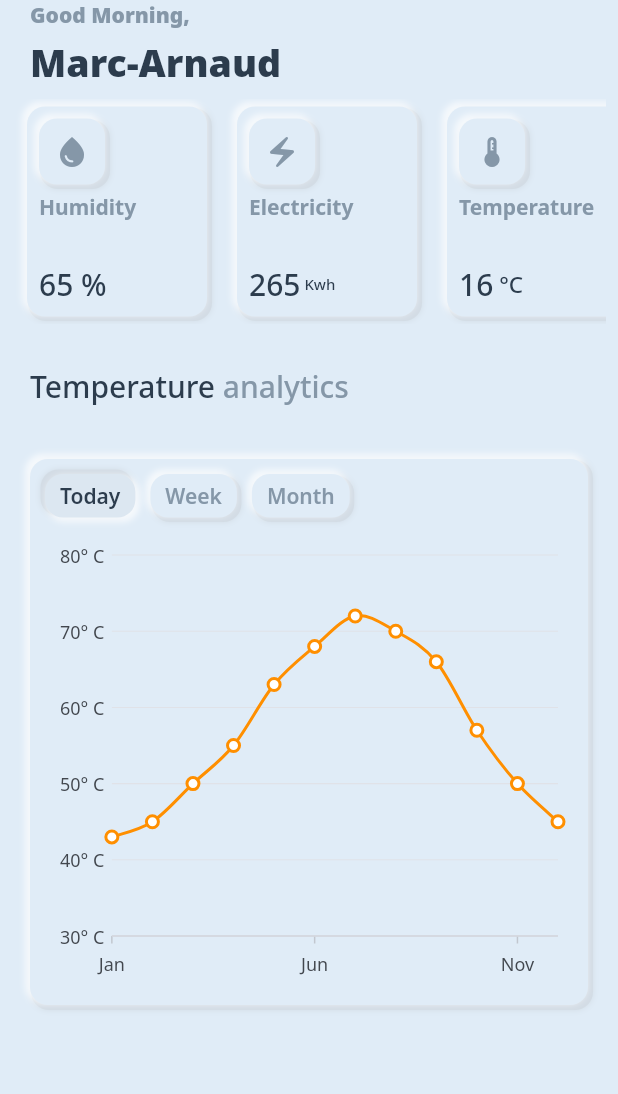
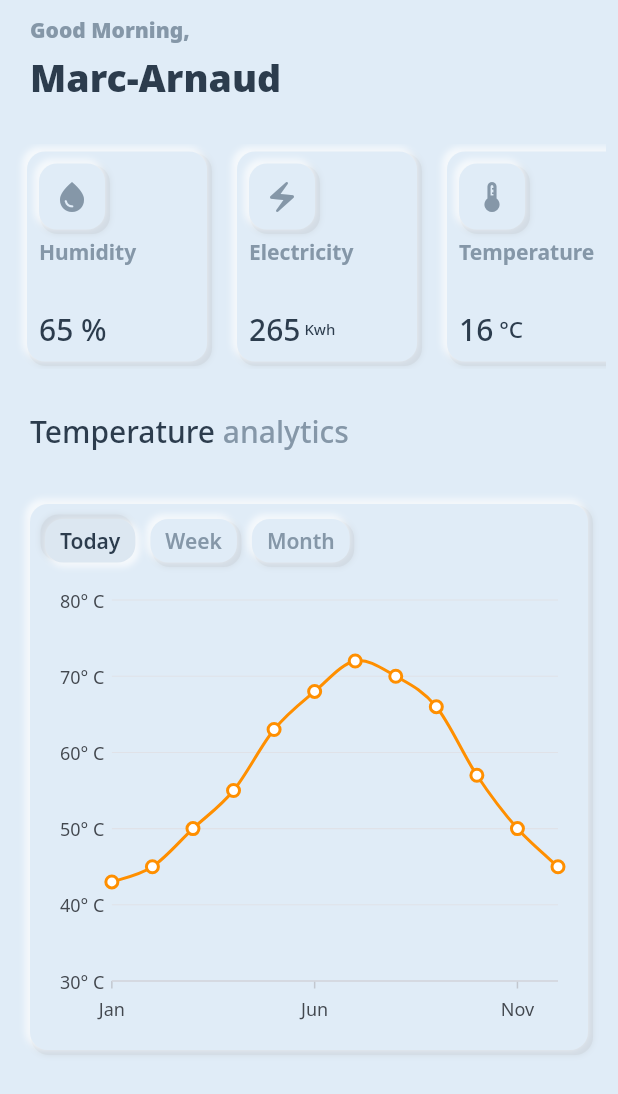
Before and after one commit to momole02/neumorphism-flutter, a Flutter app: the TemperatureScreen screen opened directly, on a phone screen of 412 x 824 dp. Shown: the top 1094 px of the screen. Run offline on Flutter 3.47's test engine with Material 2 defaults, Android fonts, the phone set to English and light mode, and no system bars; our stand-ins replace google_fonts, syncfusion_flutter_charts.

```diff
--- a/lib/screens/temperature_screen.dart
+++ b/lib/screens/temperature_screen.dart
@@ -38,7 +38,7 @@ class _TemperatureScreenState extends State<TemperatureScreen> {
             slivers: [
               const SliverToBoxAdapter(
                 child: Padding(
-                  padding: EdgeInsets.only(left: 20.0),
+                  padding: EdgeInsets.only(left: 20.0, bottom: 20, top: 10),
                   child: TitleWidget(
                     littleTitle: "Good Morning,",
                     bigTitle: "Marc-Arnaud",
```
Also changed, not shown: docs/snapshot2.png (added), docs/snapshot3.png (added), 1 other file.
